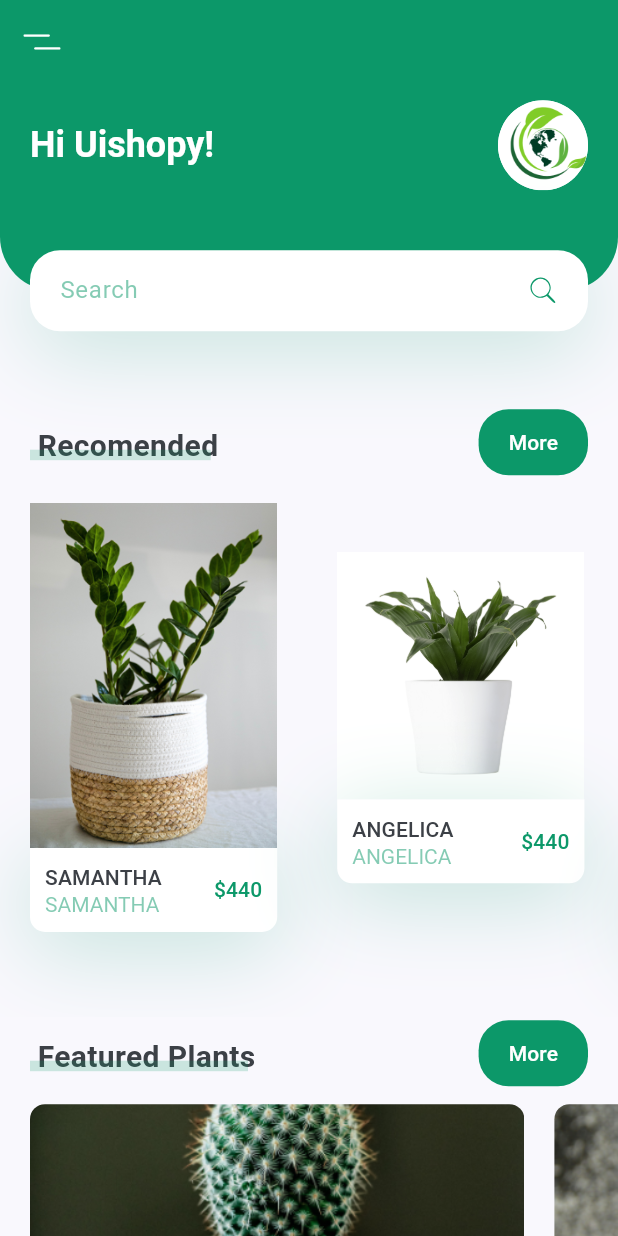
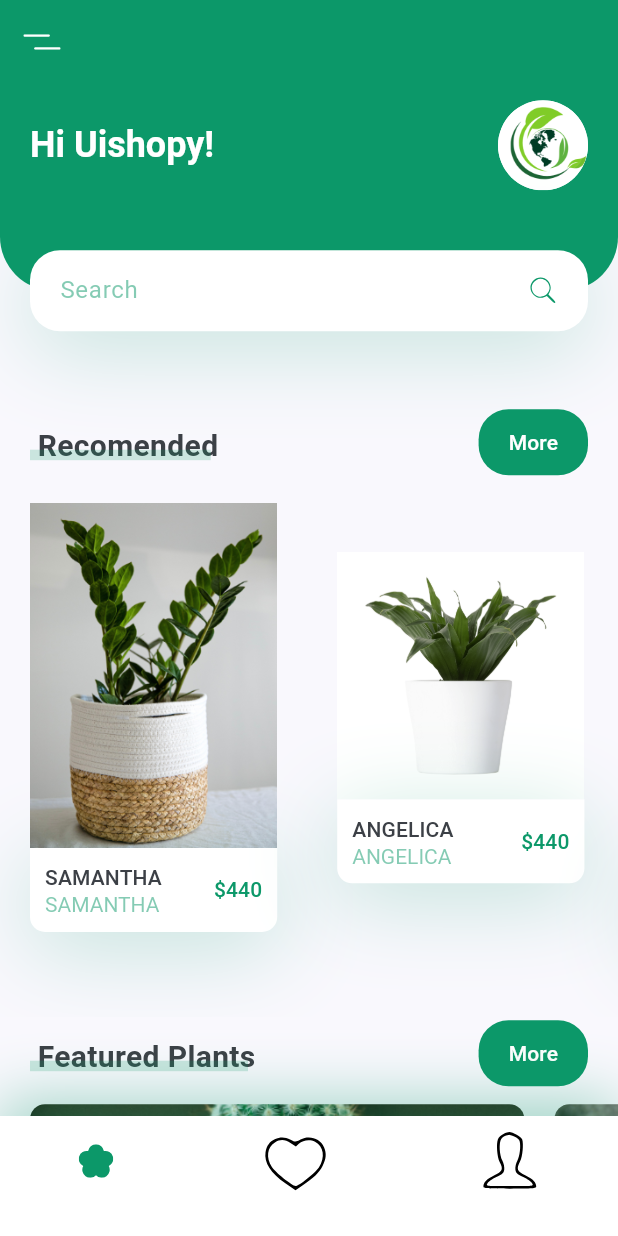
Before and after one commit to fasyaaa/PlantApp, a Flutter app: the screen it shows after launch, on a phone screen of 412 x 824 dp. Run offline on Flutter 3.47's test engine with Material 3 defaults, Android fonts, the phone set to English and light mode, and no system bars; our stand-ins replace bloc, camera, flutter_bloc, flutter_svg, image_picker, permission_handler.

```diff
--- a/lib/screens/home/home_screen.dart
+++ b/lib/screens/home/home_screen.dart
@@ -1,12 +1,19 @@
 import 'package:flutter/material.dart';
+import 'package:flutter_bloc/flutter_bloc.dart';
 import 'package:flutter_svg/flutter_svg.dart';
+import 'package:plant_app/components/my_bottom_nav_bar.dart';
+import 'package:plant_app/screens/home/bloc/camera_bloc.dart';
 import 'package:plant_app/screens/home/components/body.dart';
 import 'package:plant_app/theme_constants.dart';
 
 class HomeScreen extends StatelessWidget {
   @override
   Widget build(BuildContext context) {
-    return Scaffold(appBar: buildAppBar(), body: Body());
+    return Scaffold(
+        appBar: buildAppBar(),
+        body: Body(),
+        bottomNavigationBar: MyBottomNavBar(),
+    );
   }
 
   AppBar buildAppBar() {
```
